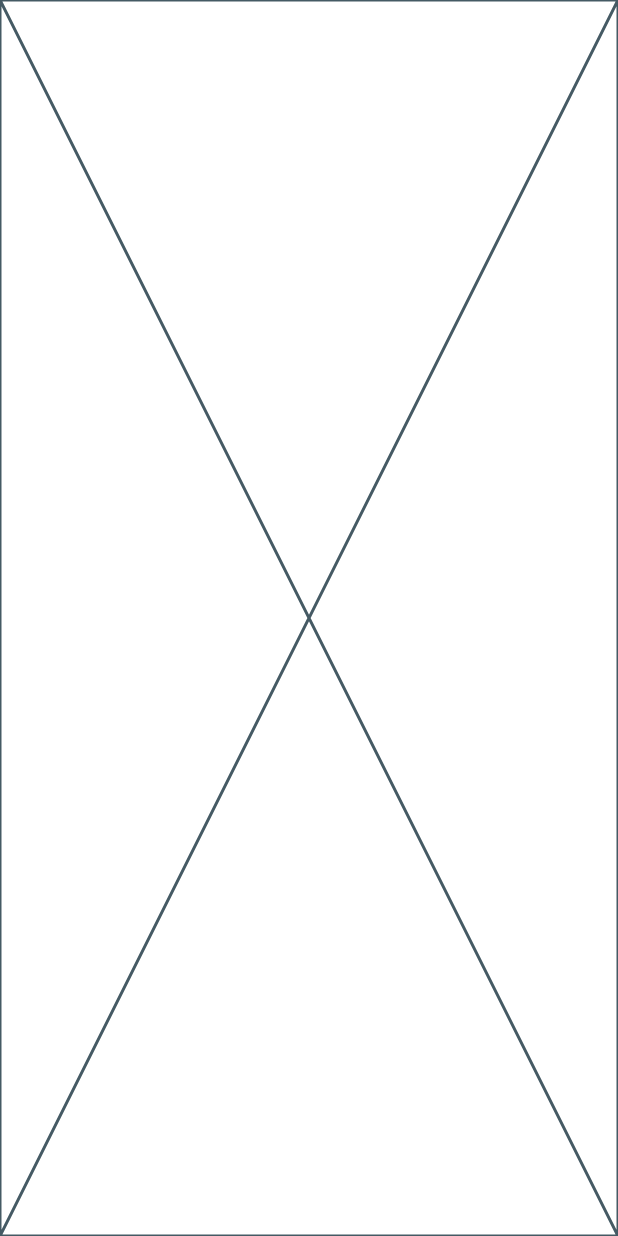
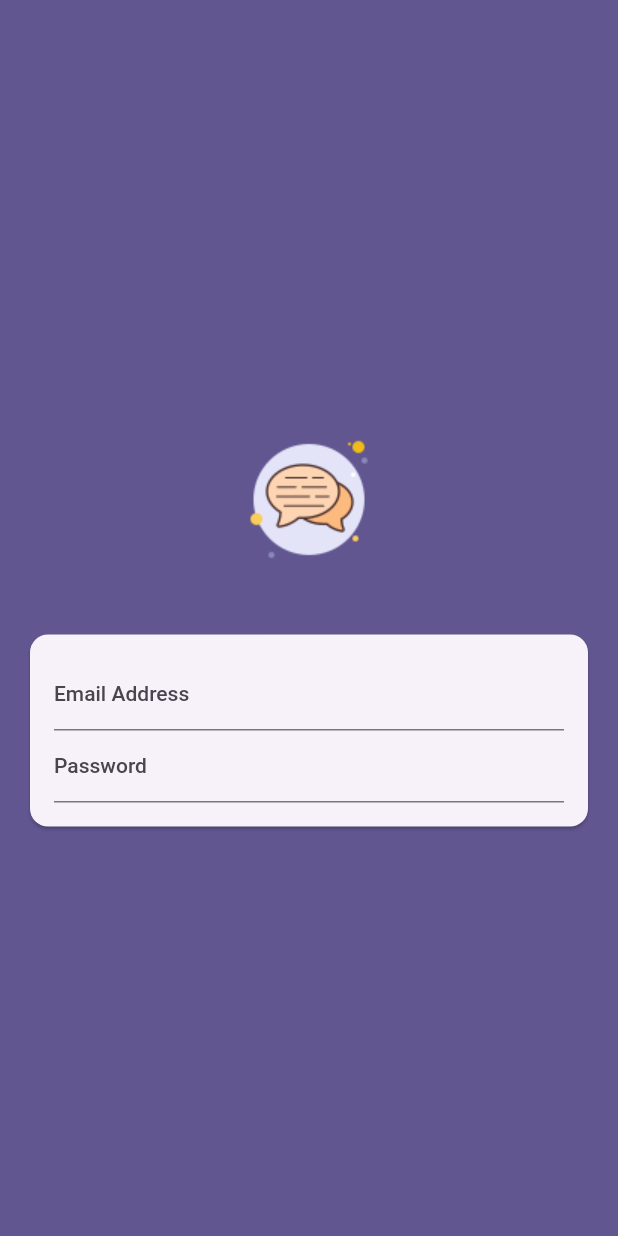
Before and after one commit to saurabhmirajkar/chat_app, a Flutter app: the screen it shows after launch, on a phone screen of 412 x 824 dp. Run offline on Flutter 3.47's test engine with Material 2 defaults, Android fonts, the phone set to English and light mode, and no system bars.

Commit message:
added auth screen

```diff
--- a/lib/main.dart
+++ b/lib/main.dart
@@ -1,3 +1,4 @@
+import 'package:chat_app/screens/auth.dart';
 import 'package:flutter/material.dart';
 
 void main() {
@@ -17,7 +18,7 @@ class App extends StatelessWidget {
           seedColor: const Color.fromARGB(255, 63, 17, 177),
         ),
       ),
-      home: const Placeholder(),
+      home: const AuthScreen(),
     );
   }
 }
--- /dev/null
+++ b/lib/screens/auth.dart
@@ -0,0 +1,62 @@
+import 'package:flutter/material.dart';
+
+class AuthScreen extends StatefulWidget {
+  const AuthScreen({super.key});
+
+  @override
+  State<AuthScreen> createState() => _AuthScreenState();
+}
+
+class _AuthScreenState extends State<AuthScreen> {
+  @override
+  Widget build(BuildContext context) {
+    return Scaffold(
+      backgroundColor: Theme.of(context).colorScheme.primary,
+      body: Center(
+        child: SingleChildScrollView(
+          child: Column(
+            mainAxisAlignment: MainAxisAlignment.center,
+            children: [
+              Container(
+                margin: const EdgeInsets.only(
+                  top: 30,
+                  bottom: 20,
+                  left: 20,
+                  right: 20,
+                ),
+                // width: 200,
+                child: Image.asset('assets/images/chat.png'),
+              ),
+              Card(
+                margin: const EdgeInsets.all(20),
+                child: SingleChildScrollView(
+                  child: Padding(
+                    padding: const EdgeInsets.all(16),
+                    child: Form(
+                        child: Column(
+                      mainAxisSize: MainAxisSize.min,
+                      children: [
+                        TextFormField(
+                          decoration:
+                              const InputDecoration(labelText: 'Email Address'),
+                          keyboardType: TextInputType.emailAddress,
+                          autocorrect: false,
+                          textCapitalization: TextCapitalization.none,
+                        ),
+                        TextFormField(
+                          decoration:
+                              const InputDecoration(labelText: 'Password'),
+                          obscureText: true,
+                        ),
+                      ],
+                    )),
+                  ),
+                ),
+              )
+            ],
+          ),
+        ),
+      ),
+    );
+  }
+}
--- a/pubspec.yaml
+++ b/pubspec.yaml
@@ -59,7 +59,8 @@ flutter:
   uses-material-design: true
 
   # To add assets to your application, add an assets section, like this:
-  # assets:
+  assets:
+      - assets/images/chat.png
   #   - images/a_dot_burr.jpeg
   #   - images/a_dot_ham.jpeg
 
```
Also changed, not shown: assets/images/chat.png (added), 1 other file.
